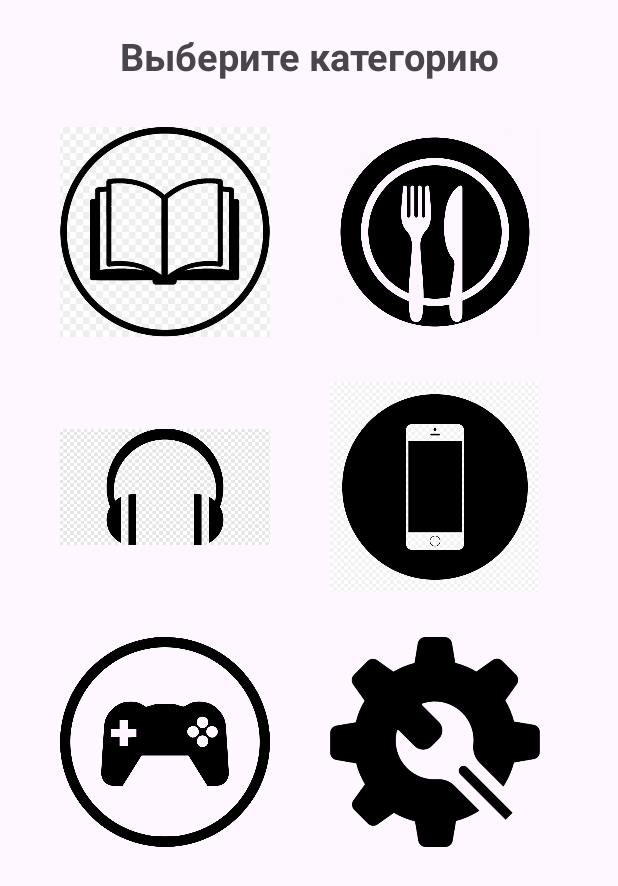
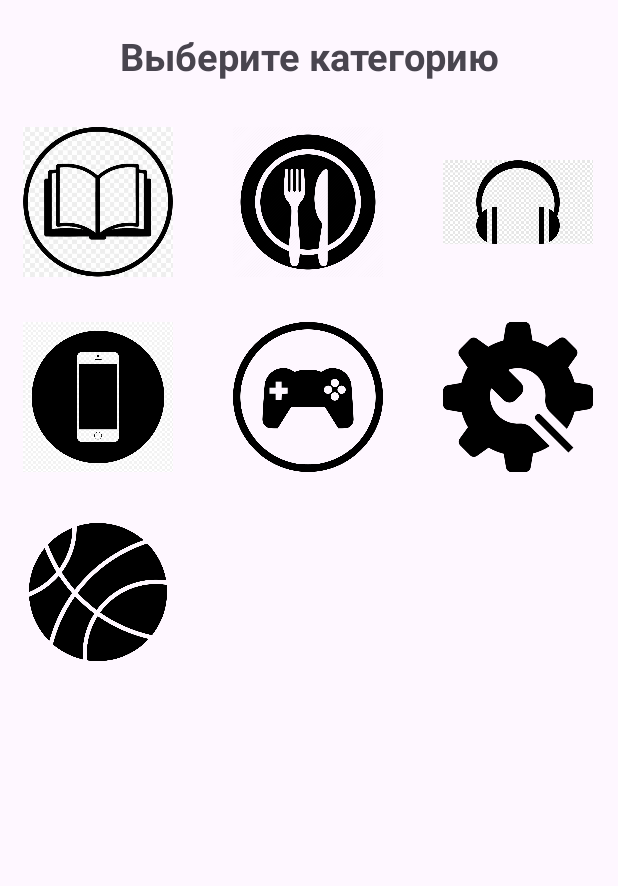
Before and after one commit to mrbaiel/FireStore, an Android app: the AdminCategoryActivity screen opened directly, with no data from a screen before it, on a phone screen of 412 x 824 dp. Shown: the top 886 px of the screen. Run offline under Robolectric (Android 15) with nearby library versions, the phone set to English and light mode, and no system bars.

Commit message:
configured admin panels

```diff
--- a/app/src/main/java/com/example/firestore/UI/Admin/AdminAddNewProductActivity.java
+++ b/app/src/main/java/com/example/firestore/UI/Admin/AdminAddNewProductActivity.java
@@ -13,6 +13,8 @@ import com.example.firestore.R;
 
 public class AdminAddNewProductActivity extends AppCompatActivity {
 
+    private String categoryName;
+
     @Override
     protected void onCreate(Bundle savedInstanceState) {
         super.onCreate(savedInstanceState);
@@ -24,6 +26,7 @@ public class AdminAddNewProductActivity extends AppCompatActivity {
             return insets;
         });
 
-        Toast.makeText(this, "Привет админ", Toast.LENGTH_SHORT).show();
+        categoryName = getIntent().getExtras().get("Category").toString();
+        Toast.makeText(this, "Категория : " + categoryName, Toast.LENGTH_SHORT).show();
     }
 }
--- a/app/src/main/java/com/example/firestore/UI/Admin/AdminCategoryActivity.java
+++ b/app/src/main/java/com/example/firestore/UI/Admin/AdminCategoryActivity.java
@@ -1,6 +1,9 @@
 package com.example.firestore.UI.Admin;
 
+import android.content.Intent;
 import android.os.Bundle;
+import android.view.View;
+import android.widget.ImageView;
 
 import androidx.activity.EdgeToEdge;
 import androidx.appcompat.app.AppCompatActivity;
@@ -11,7 +14,7 @@ import androidx.core.view.WindowInsetsCompat;
 import com.example.firestore.R;
 
 public class AdminCategoryActivity extends AppCompatActivity {
-
+    private ImageView book, dishes, headphones, phone, gamepad, work, ball;
     @Override
     protected void onCreate(Bundle savedInstanceState) {
         super.onCreate(savedInstanceState);
@@ -20,7 +23,81 @@ public class AdminCategoryActivity extends AppCompatActivity {
         ViewCompat.setOnApplyWindowInsetsListener(findViewById(R.id.main), (v, insets) -> {
             Insets systemBars = insets.getInsets(WindowInsetsCompat.Type.systemBars());
             v.setPadding(systemBars.left, systemBars.top, systemBars.right, systemBars.bottom);
-            return insets;
+            return insets;});
+        init();
+
+        book.setOnClickListener(new View.OnClickListener()
+        {
+            @Override
+            public void onClick(View v) {
+                Intent intent = new Intent(AdminCategoryActivity.this, AdminAddNewProductActivity.class);
+                intent.putExtra("Category", "book");
+                startActivity(intent);
+            }
         });
+        dishes.setOnClickListener(new View.OnClickListener()
+        {
+            @Override
+            public void onClick(View v) {
+                Intent intent = new Intent(AdminCategoryActivity.this, AdminAddNewProductActivity.class);
+                intent.putExtra("Category", "dishes");
+                startActivity(intent);
+            }
+        });
+        headphones.setOnClickListener(new View.OnClickListener()
+        {
+            @Override
+            public void onClick(View v) {
+                Intent intent = new Intent(AdminCategoryActivity.this, AdminAddNewProductActivity.class);
+                intent.putExtra("Category", "headphones");
+                startActivity(intent);
+            }
+        });
+        phone.setOnClickListener(new View.OnClickListener()
+        {
+            @Override
+            public void onClick(View v) {
+                Intent intent = new Intent(AdminCategoryActivity.this, AdminAddNewProductActivity.class);
+                intent.putExtra("Category", "phone");
+                startActivity(intent);
+            }
+        });
+        gamepad.setOnClickListener(new View.OnClickListener()
+        {
+            @Override
+            public void onClick(View v) {
+                Intent intent = new Intent(AdminCategoryActivity.this, AdminAddNewProductActivity.class);
+                intent.putExtra("Category", "gamepad");
+                startActivity(intent);
+            }
+        });
+        work.setOnClickListener(new View.OnClickListener()
+        {
+            @Override
+            public void onClick(View v) {
+                Intent intent = new Intent(AdminCategoryActivity.this, AdminAddNewProductActivity.class);
+                intent.putExtra("Category", "work");
+                startActivity(intent);
+            }
+        });
+        ball.setOnClickListener(new View.OnClickListener()
+        {
+            @Override
+            public void onClick(View v) {
+                Intent intent = new Intent(AdminCategoryActivity.this, AdminAddNewProductActivity.class);
+                intent.putExtra("Category", "ball");
+                startActivity(intent);
+            }
+        });
+
+    }
+    private void init(){
+        book = findViewById(R.id.book);
+        dishes = findViewById(R.id.dishes);
+        headphones = findViewById(R.id.headphones);
+        phone = findViewById(R.id.phone);
+        gamepad = findViewById(R.id.gamepad);
+        work = findViewById(R.id.work);
+        ball = findViewById(R.id.ball);
     }
 }
--- a/app/src/main/java/com/example/firestore/UI/LoginActivity.java
+++ b/app/src/main/java/com/example/firestore/UI/LoginActivity.java
@@ -21,6 +21,7 @@ import com.example.firestore.UI.Admin.AdminAddNewProductActivity;
 import com.example.firestore.Model.Users;
 import com.example.firestore.Prevalent.Prevalent;
 import com.example.firestore.R;
+import com.example.firestore.UI.Admin.AdminCategoryActivity;
 import com.example.firestore.UI.User.HomeActivity;
 import com.google.firebase.database.DataSnapshot;
 import com.google.firebase.database.DatabaseError;
@@ -147,7 +148,7 @@ public class LoginActivity extends AppCompatActivity {
                                 loadingBar.dismiss();
                                 Toast.makeText(LoginActivity.this, "Успешный вход!", Toast.LENGTH_SHORT).show();
 
-                                Intent homeIntent = new Intent(LoginActivity.this, AdminAddNewProductActivity.class);
+                                Intent homeIntent = new Intent(LoginActivity.this, AdminCategoryActivity.class);
                                 startActivity(homeIntent);
                             }
                         }
--- a/app/src/main/res/layout/activity_admin_category.xml
+++ b/app/src/main/res/layout/activity_admin_category.xml
@@ -26,19 +26,28 @@
         android:layout_below="@+id/words">
 
         <ImageView
-            android:layout_width="140dp"
-            android:layout_height="140dp"
+            android:id="@+id/book"
+            android:layout_width="100dp"
+            android:layout_height="100dp"
             android:layout_marginTop="30dp"
-            android:layout_marginLeft="40dp"
+            android:layout_marginLeft="15dp"
             android:src="@drawable/book"
             />
-            />
         <ImageView
-            android:layout_width="140dp"
-            android:layout_height="140dp"
+            android:id="@+id/dishes"
+            android:layout_width="100dp"
+            android:layout_height="100dp"
             android:layout_marginTop="30dp"
             android:layout_marginLeft="40dp"
             android:src="@drawable/dishes"
+            />
+        <ImageView
+            android:id="@+id/headphones"
+            android:layout_width="100dp"
+            android:layout_height="100dp"
+            android:layout_marginTop="30dp"
+            android:layout_marginLeft="40dp"
+            android:src="@drawable/headphones"
             />
     </LinearLayout>
     <LinearLayout
@@ -48,19 +57,31 @@
         android:orientation="horizontal"
         android:layout_below="@+id/firstline">
 
+
         <ImageView
-            android:layout_width="140dp"
-            android:layout_height="140dp"
+            android:id="@+id/phone"
+            android:layout_width="100dp"
+            android:layout_height="100dp"
+            android:layout_marginTop="30dp"
+            android:layout_marginLeft="15dp"
+            android:src="@drawable/phone"
+            />
+
+        <ImageView
+            android:id="@+id/gamepad"
+            android:layout_width="100dp"
+            android:layout_height="100dp"
             android:layout_marginTop="30dp"
             android:layout_marginLeft="40dp"
-            android:src="@drawable/headphones"
+            android:src="@drawable/gaming"
             />
         <ImageView
-            android:layout_width="140dp"
-            android:layout_height="140dp"
+            android:id="@+id/work"
+            android:layout_width="100dp"
+            android:layout_height="100dp"
             android:layout_marginTop="30dp"
             android:layout_marginLeft="40dp"
-            android:src="@drawable/phone"
+            android:src="@drawable/work"
             />
     </LinearLayout>
     <LinearLayout
@@ -71,18 +92,14 @@
         android:layout_below="@+id/secondline">
 
         <ImageView
-            android:layout_width="140dp"
-            android:layout_height="140dp"
+            android:id="@+id/ball"
+            android:layout_width="100dp"
+            android:layout_height="100dp"
             android:layout_marginTop="30dp"
-            android:layout_marginLeft="40dp"
-            android:src="@drawable/gaming"
-            />
-        <ImageView
-            android:layout_width="140dp"
-            android:layout_height="140dp"
-            android:layout_marginTop="30dp"
-            android:layout_marginLeft="40dp"
-            android:src="@drawable/work"
+            android:layout_marginLeft="15dp"
+            android:src="@drawable/ball"
             />
     </LinearLayout>
+
+
 </RelativeLayout>
```
Also changed, not shown: app/src/main/res/drawable/ball.png (added).
